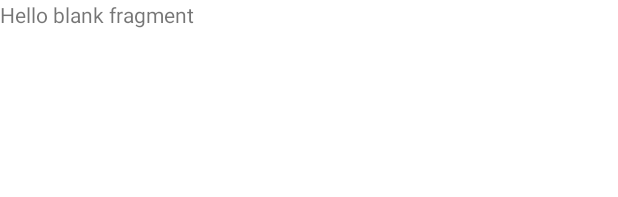
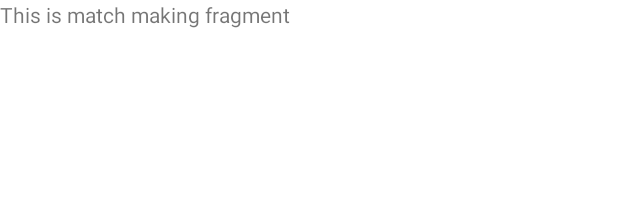
Before and after one commit to chin-mayKulkarni/HoroBook, an Android app: the layout fragment_matching.xml on its own in the app's theme, with its tools: preview values and no code run, on a phone screen of 412 x 824 dp. Shown: the top 197 px of the screen. Run offline under Robolectric (Android 15) with nearby library versions, the phone set to English and light mode, and no system bars.

Commit message:
commiting from source tree

```diff
--- a/app/src/main/res/layout/fragment_matching.xml
+++ b/app/src/main/res/layout/fragment_matching.xml
@@ -9,6 +9,6 @@
     <TextView
         android:layout_width="match_parent"
         android:layout_height="match_parent"
-        android:text="@string/hello_blank_fragment" />
+        android:text="This is match making fragment" />
 
 </FrameLayout>
```
